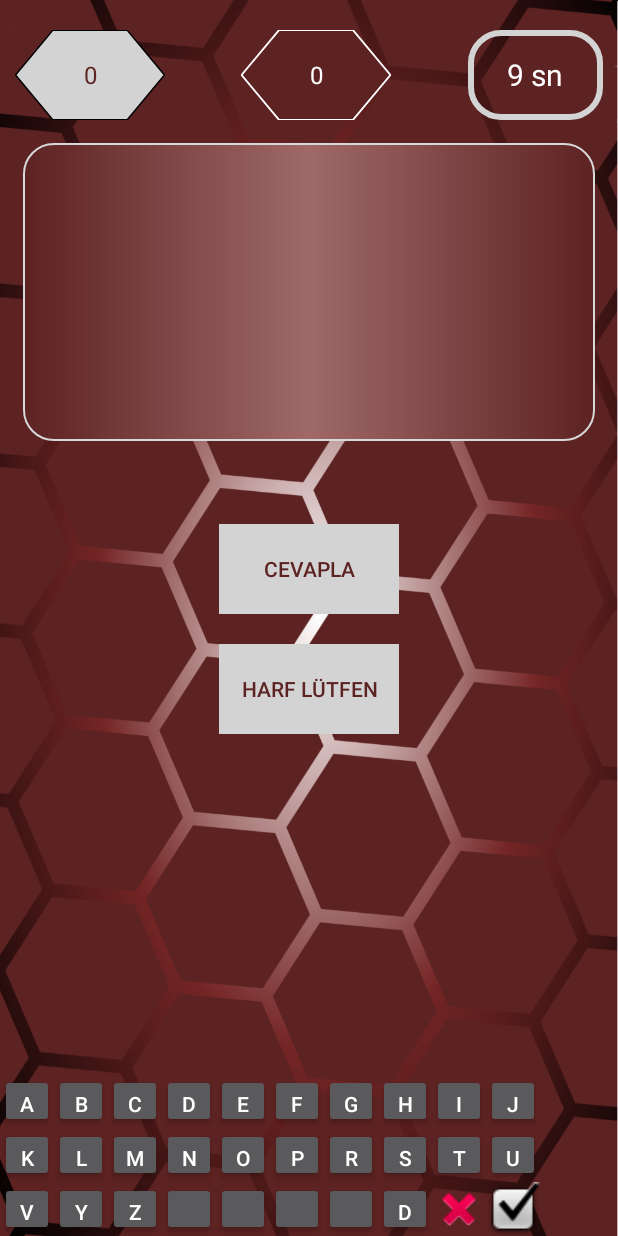
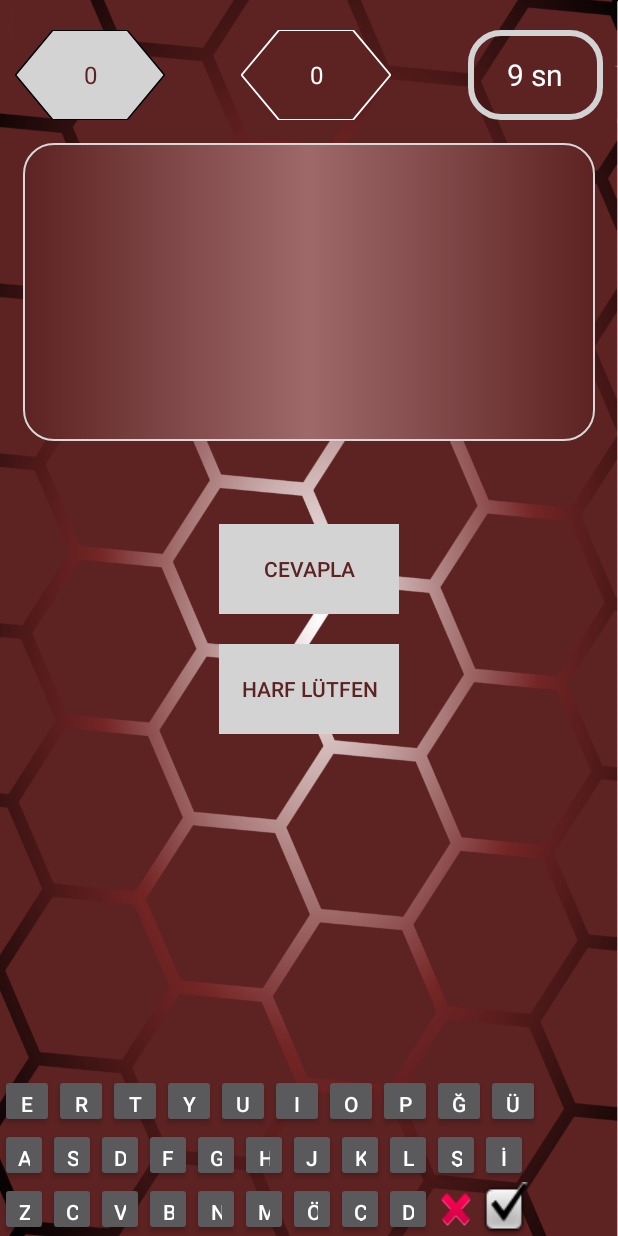
Before and after one commit to tahabayi/Kelime-Oyunu, an Android app: the PlaymainActivity screen opened directly, with no data from a screen before it, after a tap on "CEVAPLA", on a phone screen of 412 x 824 dp. Run offline under Robolectric (Android 15) with nearby library versions, the phone set to English and light mode, and no system bars; 5 statements that could not run were skipped.

Commit message:
Minor changes

```diff
--- a/app/src/main/java/com/tml/kelimeoyunu/PlaymainActivity.java
+++ b/app/src/main/java/com/tml/kelimeoyunu/PlaymainActivity.java
@@ -193,7 +193,7 @@ public class PlaymainActivity extends AppCompatActivity {
                 answerTime.run();
                 gameTimer.stop();
 
-                for(int i = 0;i<23;i++){
+                for(int i = 0;i<30;i++){
                     final Button harfBtn = (Button) harfLayout.getChildAt(i);
                     harfBtn.setOnClickListener(new View.OnClickListener() {
                         @Override
@@ -210,7 +210,7 @@ public class PlaymainActivity extends AppCompatActivity {
                     });
                 }
 
-                findViewById(R.id.button28).setOnClickListener(new View.OnClickListener() {
+                findViewById(R.id.button30).setOnClickListener(new View.OnClickListener() {
                     @Override
                     public void onClick(View v) {
                         for(int i = 0;i<questions[questionNum].no;i++){
@@ -224,7 +224,7 @@ public class PlaymainActivity extends AppCompatActivity {
                     }
                 });
 
-                findViewById(R.id.button29).setOnClickListener(new View.OnClickListener() {
+                findViewById(R.id.button31).setOnClickListener(new View.OnClickListener() {
                     @Override
                     public void onClick(View v) {
                         for(int i = questions[questionNum].no-1;i>=0;i--){
@@ -238,7 +238,7 @@ public class PlaymainActivity extends AppCompatActivity {
                     }
                 });
 
-                findViewById(R.id.button30).setOnClickListener(new View.OnClickListener() {
+                findViewById(R.id.button32).setOnClickListener(new View.OnClickListener() {
                     @Override
                     public void onClick(View v) {
                         correnctAns(answerTime);
--- a/app/src/main/res/layout/activity_playmain.xml
+++ b/app/src/main/res/layout/activity_playmain.xml
@@ -159,7 +159,7 @@
             android:id="@+id/button1"
             android:layout_width="36dp"
             android:layout_height="36dp"
-            android:text="A"
+            android:text="E"
             tools:layout_editor_absoluteX="16dp"
             tools:layout_editor_absoluteY="0dp" />
 
@@ -167,7 +167,7 @@
             android:id="@+id/button2"
             android:layout_width="36dp"
             android:layout_height="36dp"
-            android:text="B"
+            android:text="R"
             app:layout_constraintStart_toEndOf="@+id/button1"
             app:layout_constraintTop_toTopOf="parent" />
 
@@ -175,7 +175,7 @@
             android:id="@+id/button3"
             android:layout_width="36dp"
             android:layout_height="36dp"
-            android:text="C"
+            android:text="T"
             app:layout_constraintStart_toEndOf="@+id/button2"
             app:layout_constraintTop_toTopOf="parent" />
 
@@ -183,7 +183,7 @@
             android:id="@+id/button4"
             android:layout_width="36dp"
             android:layout_height="36dp"
-            android:text="D"
+            android:text="Y"
             app:layout_constraintStart_toEndOf="@+id/button3"
             app:layout_constraintTop_toTopOf="parent" />
 
@@ -191,7 +191,7 @@
             android:id="@+id/button5"
             android:layout_width="36dp"
             android:layout_height="36dp"
-            android:text="E"
+            android:text="U"
             app:layout_constraintStart_toEndOf="@+id/button4"
             app:layout_constraintTop_toTopOf="parent" />
 
@@ -199,7 +199,7 @@
             android:id="@+id/button6"
             android:layout_width="36dp"
             android:layout_height="36dp"
-            android:text="F"
+            android:text="I"
             app:layout_constraintStart_toEndOf="@+id/button5"
             app:layout_constraintTop_toTopOf="parent" />
 
@@ -207,7 +207,7 @@
             android:id="@+id/button7"
             android:layout_width="36dp"
             android:layout_height="36dp"
-            android:text="G"
+            android:text="O"
             app:layout_constraintStart_toEndOf="@+id/button6"
             app:layout_constraintTop_toTopOf="parent" />
 
@@ -215,7 +215,7 @@
             android:id="@+id/button8"
             android:layout_width="36dp"
             android:layout_height="36dp"
-            android:text="H"
+            android:text="P"
             app:layout_constraintStart_toEndOf="@+id/button7"
             app:layout_constraintTop_toTopOf="parent" />
 
@@ -223,7 +223,7 @@
             android:id="@+id/button9"
             android:layout_width="36dp"
             android:layout_height="36dp"
-            android:text="I"
+            android:text="Ğ"
             app:layout_constraintStart_toEndOf="@+id/button8"
             app:layout_constraintTop_toTopOf="parent" />
 
@@ -231,164 +231,184 @@
             android:id="@+id/button10"
             android:layout_width="36dp"
             android:layout_height="36dp"
-            android:text="J"
+            android:text="Ü"
             app:layout_constraintStart_toEndOf="@+id/button9"
             app:layout_constraintTop_toTopOf="parent" />
 
         <Button
             android:id="@+id/button11"
-            android:layout_width="36dp"
+            android:layout_width="32dp"
             android:layout_height="36dp"
-            android:text="K"
+            android:text="A"
             app:layout_constraintStart_toStartOf="@+id/button1"
             app:layout_constraintTop_toBottomOf="@+id/button1" />
 
         <Button
             android:id="@+id/button12"
-            android:layout_width="36dp"
+            android:layout_width="32dp"
             android:layout_height="36dp"
-            android:text="L"
+            android:text="S"
             app:layout_constraintStart_toEndOf="@+id/button11"
             app:layout_constraintTop_toBottomOf="@+id/button2" />
 
         <Button
             android:id="@+id/button13"
-            android:layout_width="36dp"
+            android:layout_width="32dp"
             android:layout_height="36dp"
-            android:text="M"
+            android:text="D"
             app:layout_constraintStart_toEndOf="@+id/button12"
             app:layout_constraintTop_toBottomOf="@+id/button3" />
 
         <Button
             android:id="@+id/button14"
-            android:layout_width="36dp"
+            android:layout_width="32dp"
             android:layout_height="36dp"
-            android:text="N"
+            android:text="F"
             app:layout_constraintStart_toEndOf="@+id/button13"
             app:layout_constraintTop_toBottomOf="@+id/button4" />
 
         <Button
             android:id="@+id/button15"
-            android:layout_width="36dp"
+            android:layout_width="32dp"
             android:layout_height="36dp"
-            android:text="O"
+            android:text="G"
             app:layout_constraintStart_toEndOf="@+id/button14"
             app:layout_constraintTop_toBottomOf="@+id/button5" />
 
         <Button
             android:id="@+id/button16"
-            android:layout_width="36dp"
+            android:layout_width="32dp"
             android:layout_height="36dp"
-            android:text="P"
+            android:text="H"
             app:layout_constraintStart_toEndOf="@+id/button15"
             app:layout_constraintTop_toBottomOf="@+id/button6" />
 
         <Button
             android:id="@+id/button17"
-            android:layout_width="36dp"
+            android:layout_width="32dp"
             android:layout_height="36dp"
-            android:text="R"
+            android:text="J"
             app:layout_constraintStart_toEndOf="@+id/button16"
             app:layout_constraintTop_toBottomOf="@+id/button7" />
 
         <Button
             android:id="@+id/button18"
-            android:layout_width="36dp"
+            android:layout_width="32dp"
             android:layout_height="36dp"
-            android:text="S"
+            android:text="K"
             app:layout_constraintStart_toEndOf="@+id/button17"
             app:layout_constraintTop_toBottomOf="@+id/button8" />
 
         <Button
             android:id="@+id/button19"
-            android:layout_width="36dp"
+            android:layout_width="32dp"
             android:layout_height="36dp"
-            android:text="T"
+            android:text="L"
             app:layout_constraintStart_toEndOf="@+id/button18"
             app:layout_constraintTop_toBottomOf="@+id/button9" />
 
         <Button
             android:id="@+id/button20"
-            android:layout_width="36dp"
+            android:layout_width="32dp"
             android:layout_height="36dp"
-            android:text="U"
+            android:text="Ş"
             app:layout_constraintStart_toEndOf="@+id/button19"
             app:layout_constraintTop_toBottomOf="@+id/button10" />
 
         <Button
             android:id="@+id/button21"
-            android:layout_width="36dp"
+            android:layout_width="32dp"
             android:layout_height="36dp"
-            android:text="V"
+            android:text="İ"
+            app:layout_constraintStart_toEndOf="@+id/button20"
+            app:layout_constraintTop_toBottomOf="@+id/button10" />
+
+        <Button
+            android:id="@+id/button22"
+            android:layout_width="32dp"
+            android:layout_height="36dp"
+            android:text="Z"
             app:layout_constraintStart_toStartOf="@+id/button11"
             app:layout_constraintTop_toBottomOf="@+id/button11" />
 
         <Button
-            android:id="@+id/button22"
-            android:layout_width="36dp"
+            android:id="@+id/button23"
+            android:layout_width="32dp"
             android:layout_height="36dp"
-            android:text="Y"
-            app:layout_constraintStart_toEndOf="@+id/button21"
+            android:text="C"
+            app:layout_constraintStart_toEndOf="@+id/button22"
             app:layout_constraintTop_toBottomOf="@+id/button12" />
 
         <Button
-            android:id="@+id/button23"
-            android:layout_width="36dp"
+            android:id="@+id/button24"
+            android:layout_width="32dp"
             android:layout_height="36dp"
-            android:text="Z"
-            app:layout_constraintStart_toEndOf="@+id/button22"
+            android:text="V"
+            app:layout_constraintStart_toEndOf="@+id/button23"
             app:layout_constraintTop_toBottomOf="@+id/button13" />
 
         <Button
-            android:id="@+id/button24"
-            android:layout_width="36dp"
+            android:id="@+id/button25"
+            android:layout_width="32dp"
             android:layout_height="36dp"
-            app:layout_constraintStart_toEndOf="@+id/button23"
+            android:text="B"
+            app:layout_constraintStart_toEndOf="@+id/button24"
             app:layout_constraintTop_toBottomOf="@+id/button14" />
 
         <Button
-            android:id="@+id/button25"
-            android:layout_width="36dp"
+            android:id="@+id/button26"
+            android:layout_width="32dp"
             android:layout_height="36dp"
-            app:layout_constraintStart_toEndOf="@+id/button24"
+            android:text="N"
+            app:layout_constraintStart_toEndOf="@+id/button25"
             app:layout_constraintTop_toBottomOf="@+id/button15" />
 
         <Button
-            android:id="@+id/button26"
-            android:layout_width="36dp"
+            android:id="@+id/button27"
+            android:layout_width="32dp"
             android:layout_height="36dp"
-            app:layout_constraintStart_toEndOf="@+id/button25"
+            android:text="M"
+            app:layout_constraintStart_toEndOf="@+id/button26"
             app:layout_constraintTop_toBottomOf="@+id/button16" />
 
         <Button
-            android:id="@+id/button27"
-            android:layout_width="36dp"
+            android:id="@+id/button28"
+            android:layout_width="32dp"
             android:layout_height="36dp"
-            app:layout_constraintStart_toEndOf="@+id/button26"
+            android:text="Ö"
+            app:layout_constraintStart_toEndOf="@+id/button27"
             app:layout_constraintTop_toBottomOf="@+id/button17" />
 
         <Button
-            android:id="@+id/button28"
-            android:layout_width="36dp"
+            android:id="@+id/button29"
+            android:layout_width="32dp"
             android:layout_height="36dp"
-            android:text="D"
-            app:layout_constraintStart_toEndOf="@+id/button27"
+            android:text="Ç"
+            app:layout_constraintStart_toEndOf="@+id/button28"
             app:layout_constraintTop_toBottomOf="@+id/button18" />
 
         <Button
-            android:id="@+id/button29"
-            android:layout_width="36dp"
+            android:id="@+id/button30"
+            android:layout_width="32dp"
             android:layout_height="36dp"
-            android:background="@android:drawable/ic_delete"
-            app:layout_constraintStart_toEndOf="@+id/button28"
+            android:text="D"
+            app:layout_constraintStart_toEndOf="@+id/button29"
             app:layout_constraintTop_toBottomOf="@+id/button19" />
 
         <Button
-            android:id="@+id/button30"
-            android:layout_width="36dp"
+            android:id="@+id/button31"
+            android:layout_width="32dp"
+            android:layout_height="36dp"
+            android:background="@android:drawable/ic_delete"
+            app:layout_constraintStart_toEndOf="@+id/button30"
+            app:layout_constraintTop_toBottomOf="@+id/button20" />
+
+        <Button
+            android:id="@+id/button32"
+            android:layout_width="32dp"
             android:layout_height="36dp"
             android:background="@android:drawable/checkbox_on_background"
-            app:layout_constraintStart_toEndOf="@+id/button29"
+            app:layout_constraintStart_toEndOf="@+id/button31"
             app:layout_constraintTop_toBottomOf="@+id/button20" />
 
 
```
